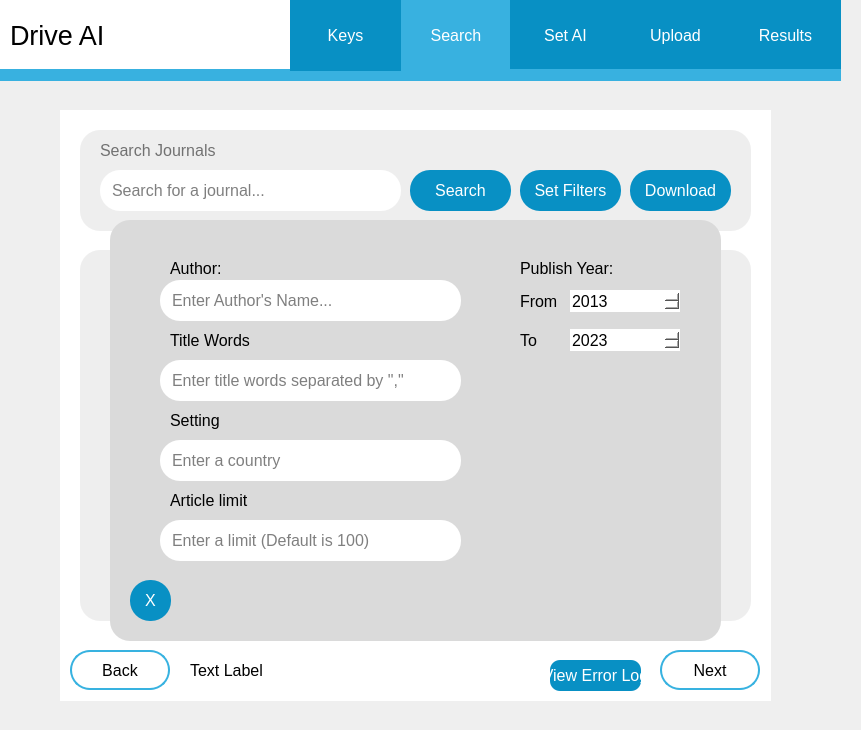
Qt form src/modules/GUI/GUI.ui (Semuca/road-safety-scanner) before a commit.
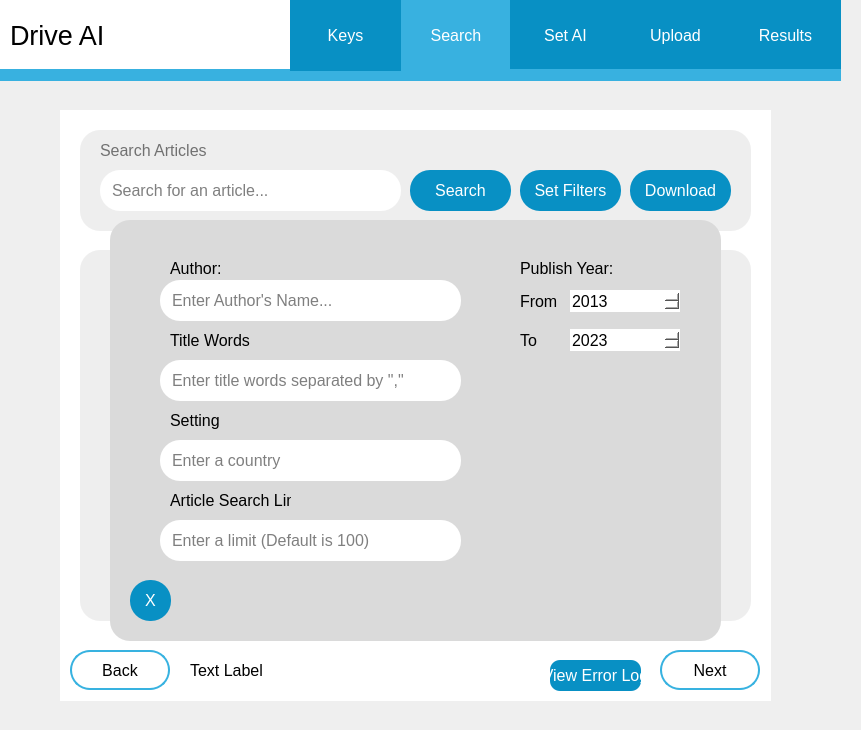
The same form after that commit. The open tabs and pages were chosen to show the change.

Commit message: feat(GUI) changed journals to articles in the GUI only

What changed in the file:
```diff
--- a/src/modules/GUI/GUI.ui
+++ b/src/modules/GUI/GUI.ui
@@ -785,7 +785,7 @@
        <rect>
         <x>60</x>
         <y>270</y>
-        <width>81</width>
+        <width>121</width>
         <height>21</height>
        </rect>
       </property>
@@ -793,7 +793,7 @@
        <string notr="true">font: 700 12pt;</string>
       </property>
       <property name="text">
-       <string>Article limit</string>
+       <string>Article Search Limit</string>
       </property>
      </widget>
     </widget>
@@ -830,7 +830,7 @@
 }</string>
       </property>
       <property name="text">
-       <string>Search Journals</string>
+       <string>Search Articles</string>
       </property>
      </widget>
      <widget class="QLineEdit" name="elsevierQuery">
@@ -851,7 +851,7 @@
 </string>
       </property>
       <property name="placeholderText">
-       <string>Search for a journal...</string>
+       <string>Search for an article...</string>
       </property>
      </widget>
      <widget class="QPushButton" name="downloadElsevierJournals">
```
Left out of the diff: 4 changed lines with no effect on the pictures.
